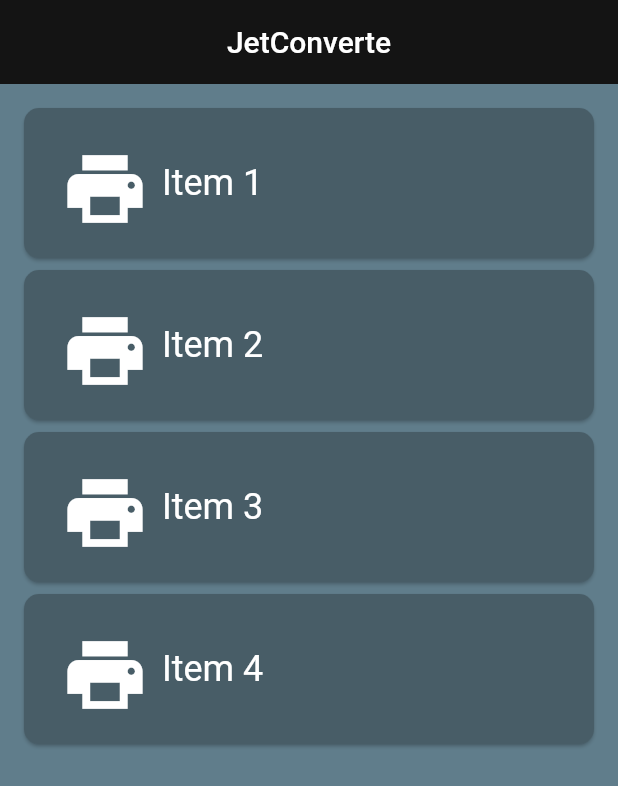
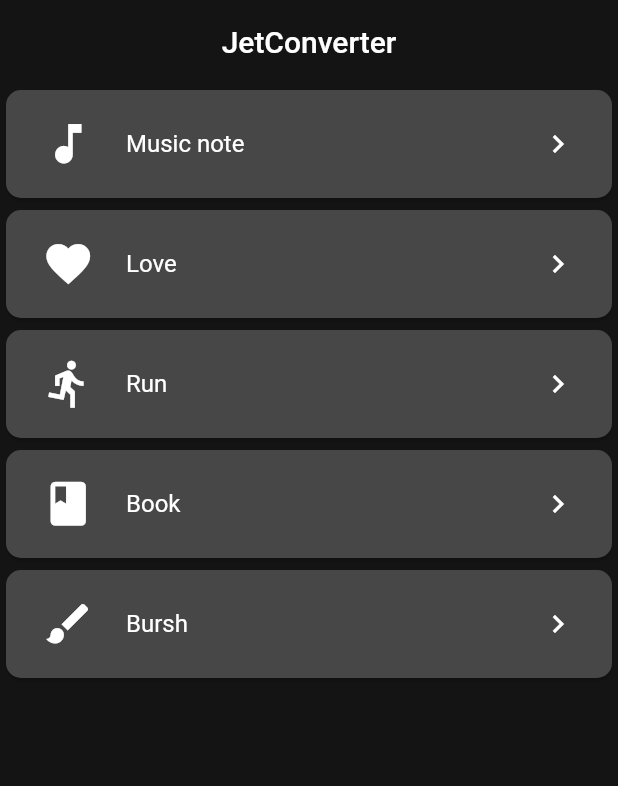
Before and after one commit to oussamabonnor1/JetConverter, a Flutter app: the screen it shows after launch, on a phone screen of 412 x 824 dp. Shown: the top 786 px of the screen. Run offline on Flutter 3.47's test engine with Material 2 defaults, Android fonts, the phone set to English and light mode, and no system bars.

Commit message:
adding navigation to converter controller

```diff
--- a/lib/CategoryActivity.dart
+++ b/lib/CategoryActivity.dart
@@ -4,37 +4,29 @@ import 'package:unit_convertor/category.dart';
 import 'package:unit_convertor/category_card.dart';
 
 class CategoryActivity extends StatelessWidget {
-  List categoryNames = <String>[
-    "Item 1",
-    "Item 2",
-    "Item 3",
-    "Item 4",
+
+  static Color backgroundColor = Color(0xFF141414);
+  static Color highlightColor = Color(0xFF474747);
+
+  List<Category> categories = [
+    Category(Icons.music_note, "Music note", backgroundColor, highlightColor, Colors.white),
+    Category(Icons.favorite, "Love", backgroundColor, highlightColor, Colors.white),
+    Category(Icons.directions_run, "Run", backgroundColor, highlightColor, Colors.white),
+    Category(Icons.book, "Book", backgroundColor, highlightColor, Colors.white),
+    Category(Icons.brush, "Bursh", backgroundColor, highlightColor, Colors.white),
   ];
-
-  List<Category> categories = [];
-
-  List<Color> categoryColors = <Color>[
-    Colors.amber,
-    Colors.redAccent,
-    Colors.greenAccent,
-    Colors.lightBlue,
-  ];
-
-  Color backgroundColor = Color(0xFF141414);
 
   @override
   Widget build(BuildContext context) {
-    for (int i = 0; i < 4; i++) {
-      categories.add(Category(Icons.print, categoryNames[i], Color(0xFF485D67), Colors.white));
-    }
 
     return Scaffold(
+      backgroundColor: backgroundColor,
       appBar: AppBar(
         backgroundColor: backgroundColor,
         elevation: 0,
         centerTitle: true,
         title: Text(
-          "JetConverte",
+          "JetConverter",
           style: TextStyle(color: Colors.white),
         ),
       ),
@@ -43,13 +35,11 @@ class CategoryActivity extends StatelessWidget {
   }
 
   Widget categoryList() {
-    return Container(
-      color: Colors.blueGrey,
-      padding: EdgeInsets.all(12),
-      child: ListView(
-        children:
-          categories.map((category) => CategoryCard(category: category)).toList(),
-      ),
+    return ListView.builder(
+      itemCount: categories.length,
+      itemBuilder: (context, index){
+        return CategoryCard(category: categories[index],);
+      },
     );
   }
 }
--- a/lib/category.dart
+++ b/lib/category.dart
@@ -4,7 +4,8 @@ class Category{
   String text;
   IconData icon;
   Color backgroundColor;
+  Color highlightColor;
   Color textColor;
 
-  Category(this.icon, this.text, this.backgroundColor, this.textColor);
+  Category(this.icon, this.text, this.backgroundColor, this.highlightColor, this.textColor);
 }
--- a/lib/category_card.dart
+++ b/lib/category_card.dart
@@ -1,8 +1,8 @@
 import 'package:flutter/material.dart';
 import 'package:unit_convertor/category.dart';
+import 'package:unit_convertor/converter_controller.dart';
 
 class CategoryCard extends StatefulWidget {
-
   Category category;
 
   CategoryCard({this.category});
@@ -15,34 +15,31 @@ class _CategoryCardState extends State<CategoryCard> {
   @override
   Widget build(BuildContext context) {
     return Card(
-      color: widget.category.backgroundColor,
-      shape: RoundedRectangleBorder(borderRadius: BorderRadius.circular(10)),
-      child: Container(
-        height: 100,
-        padding: EdgeInsets.all(16),
-        child: InkWell(
-          highlightColor: Colors.amber,
-          borderRadius: BorderRadius.circular(10),
-          onTap: () {
-            print("I was tapped!");
-          },
-          child: Row(
-            crossAxisAlignment: CrossAxisAlignment.stretch,
-            children: <Widget>[
-              Padding(
-                padding: EdgeInsets.all(8),
-                child: Icon(widget.category.icon, size: 60, color: widget.category.textColor),
-              ),
-              Center(
-                child: Text(
-                  widget.category.text,
-                  style: TextStyle(color: widget.category.textColor, fontSize: 24),
-                ),
-              ),
-            ],
+        color: widget.category.highlightColor,
+        shape: RoundedRectangleBorder(borderRadius: BorderRadius.circular(10)),
+        child: Padding(
+          padding: const EdgeInsets.all(8.0),
+          child: ListTile(
+            title: Text(
+              widget.category.text,
+              style: TextStyle(color: Colors.white),
+            ),
+            leading: Icon(
+              widget.category.icon,
+              size: 35,
+              color: Colors.white,
+            ),
+            trailing: Icon(
+              Icons.keyboard_arrow_right,
+              color: Colors.white,
+            ),
+            onTap: () {
+              Navigator.push(
+                context,
+                MaterialPageRoute(builder: (context) => ConverterController()),
+              );
+            },
           ),
-        ),
-      ),
-    );
+        ));
   }
 }
--- /dev/null
+++ b/lib/converter_controller.dart
@@ -0,0 +1,26 @@
+import 'package:flutter/material.dart';
+import 'package:unit_convertor/CategoryActivity.dart';
+
+class ConverterController extends StatefulWidget {
+  @override
+  _ConverterControllerState createState() => _ConverterControllerState();
+}
+
+class _ConverterControllerState extends State<ConverterController> {
+  @override
+  Widget build(BuildContext context) {
+    return Scaffold(
+      backgroundColor: CategoryActivity.backgroundColor,
+      appBar: AppBar(
+        backgroundColor: CategoryActivity.backgroundColor,
+        elevation: 0,
+        centerTitle: true,
+        title: Text(
+          "JetConverter",
+          style: TextStyle(color: Colors.white),
+        ),
+      ),
+      body: Text("hey"),
+    );
+  }
+}
```
